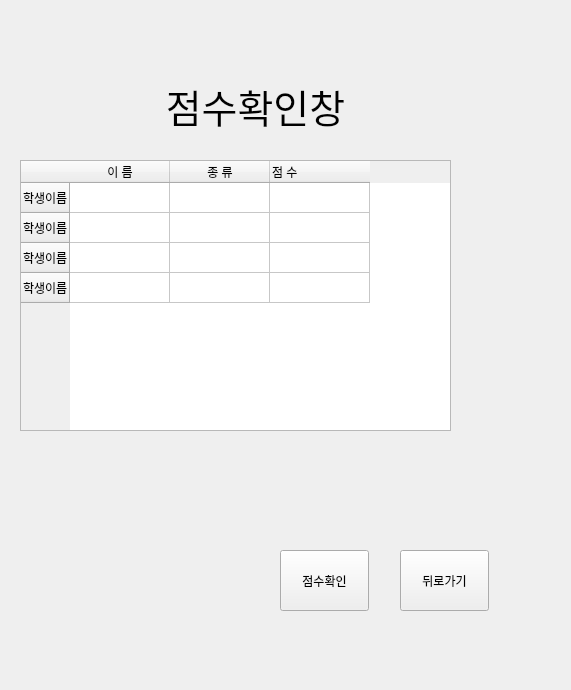
First picture: the form in teacher_client.ui, repository Eduappproject/education_application, before the edit.
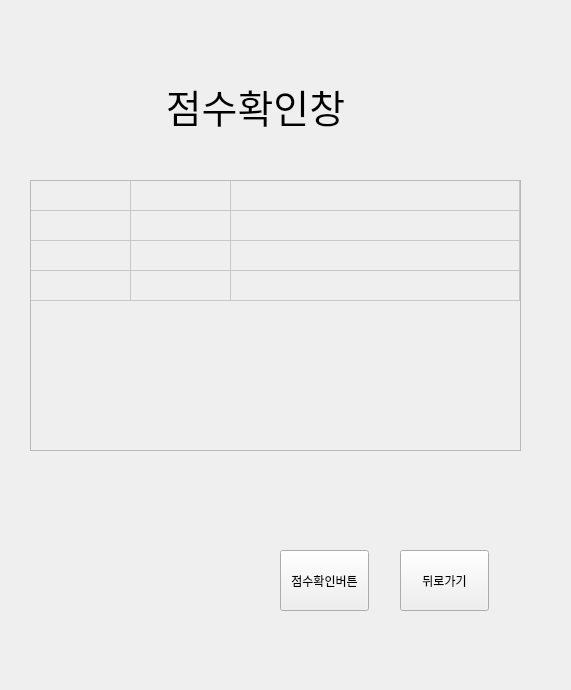
Second picture: the form after the edit. The open tabs and pages were chosen to show the change.

```diff
--- a/teacher_client.ui
+++ b/teacher_client.ui
@@ -475,115 +475,6 @@
      </property>
     </widget>
    </widget>
-   <widget class="QWidget" name="page_8">
-    <widget class="QLabel" name="label_8">
-     <property name="geometry">
-      <rect>
-       <x>130</x>
-       <y>60</y>
-       <width>251</width>
-       <height>51</height>
-      </rect>
-     </property>
-     <property name="font">
-      <font>
-       <pointsize>29</pointsize>
-      </font>
-     </property>
-     <property name="text">
-      <string>점수확인창</string>
-     </property>
-     <property name="alignment">
-      <set>Qt::AlignCenter</set>
-     </property>
-    </widget>
-    <widget class="QPushButton" name="score_back_pushButton_2">
-     <property name="geometry">
-      <rect>
-       <x>400</x>
-       <y>530</y>
-       <width>89</width>
-       <height>61</height>
-      </rect>
-     </property>
-     <property name="text">
-      <string>뒤로가기</string>
-     </property>
-    </widget>
-    <widget class="QPushButton" name="scorepushButton2">
-     <property name="geometry">
-      <rect>
-       <x>280</x>
-       <y>530</y>
-       <width>89</width>
-       <height>61</height>
-      </rect>
-     </property>
-     <property name="text">
-      <string>점수확인</string>
-     </property>
-    </widget>
-    <widget class="QTableWidget" name="StudentScore_Widget_2">
-     <property name="geometry">
-      <rect>
-       <x>20</x>
-       <y>140</y>
-       <width>431</width>
-       <height>271</height>
-      </rect>
-     </property>
-     <property name="mouseTracking">
-      <bool>false</bool>
-     </property>
-     <property name="dragEnabled">
-      <bool>false</bool>
-     </property>
-     <property name="showGrid">
-      <bool>true</bool>
-     </property>
-     <property name="sortingEnabled">
-      <bool>false</bool>
-     </property>
-     <row>
-      <property name="text">
-       <string>학생이름</string>
-      </property>
-     </row>
-     <row>
-      <property name="text">
-       <string>학생이름</string>
-      </property>
-     </row>
-     <row>
-      <property name="text">
-       <string>학생이름</string>
-      </property>
-     </row>
-     <row>
-      <property name="text">
-       <string>학생이름</string>
-      </property>
-     </row>
-     <column>
-      <property name="text">
-       <string>이 름</string>
-      </property>
-     </column>
-     <column>
-      <property name="text">
-       <string>종 류</string>
-      </property>
-     </column>
-     <column>
-      <property name="text">
-       <string>점 수</string>
-      </property>
-      <property name="textAlignment">
-       <set>AlignLeading|AlignVCenter</set>
-      </property>
-     </column>
-    </widget>
-   </widget>
    <widget class="QWidget" name="page_2">
     <widget class="QPushButton" name="StudentScore_Button_1">
      <property name="geometry">
@@ -901,6 +792,145 @@
      </property>
     </widget>
    </widget>
+   <widget class="QWidget" name="page_8">
+    <widget class="QLabel" name="label_8">
+     <property name="geometry">
+      <rect>
+       <x>130</x>
+       <y>60</y>
+       <width>251</width>
+       <height>51</height>
+      </rect>
+     </property>
+     <property name="font">
+      <font>
+       <pointsize>29</pointsize>
+      </font>
+     </property>
+     <property name="text">
+      <string>점수확인창</string>
+     </property>
+     <property name="alignment">
+      <set>Qt::AlignCenter</set>
+     </property>
+    </widget>
+    <widget class="QPushButton" name="score_back_pushButton_2">
+     <property name="geometry">
+      <rect>
+       <x>400</x>
+       <y>530</y>
+       <width>89</width>
+       <height>61</height>
+      </rect>
+     </property>
+     <property name="text">
+      <string>뒤로가기</string>
+     </property>
+    </widget>
+    <widget class="QTableWidget" name="StudentScore_Widget_2">
+     <property name="enabled">
+      <bool>false</bool>
+     </property>
+     <property name="geometry">
+      <rect>
+       <x>30</x>
+       <y>160</y>
+       <width>491</width>
+       <height>271</height>
+      </rect>
+     </property>
+     <property name="mouseTracking">
+      <bool>false</bool>
+     </property>
+     <property name="dragEnabled">
+      <bool>false</bool>
+     </property>
+     <property name="showGrid">
+      <bool>true</bool>
+     </property>
+     <property name="sortingEnabled">
+      <bool>false</bool>
+     </property>
+     <attribute name="horizontalHeaderVisible">
+      <bool>false</bool>
+     </attribute>
+     <attribute name="horizontalHeaderCascadingSectionResizes">
+      <bool>false</bool>
+     </attribute>
+     <attribute name="horizontalHeaderHighlightSections">
+      <bool>true</bool>
+     </attribute>
+     <attribute name="horizontalHeaderShowSortIndicator" stdset="0">
+      <bool>false</bool>
+     </attribute>
+     <attribute name="horizontalHeaderStretchLastSection">
+      <bool>true</bool>
+     </attribute>
+     <attribute name="verticalHeaderVisible">
+      <bool>false</bool>
+     </attribute>
+     <attribute name="verticalHeaderCascadingSectionResizes">
+      <bool>false</bool>
+     </attribute>
+     <attribute name="verticalHeaderShowSortIndicator" stdset="0">
+      <bool>false</bool>
+     </attribute>
+     <attribute name="verticalHeaderStretchLastSection">
+      <bool>false</bool>
+     </attribute>
+     <row>
+      <property name="text">
+       <string>학생이름</string>
+      </property>
+     </row>
+     <row>
+      <property name="text">
+       <string>학생이름</string>
+      </property>
+     </row>
+     <row>
+      <property name="text">
+       <string>학생이름</string>
+      </property>
+     </row>
+     <row>
+      <property name="text">
+       <string>학생이름</string>
+      </property>
+     </row>
+     <column>
+      <property name="text">
+       <string>이 름</string>
+      </property>
+     </column>
+     <column>
+      <property name="text">
+       <string>종 류</string>
+      </property>
+     </column>
+     <column>
+      <property name="text">
+       <string>점 수</string>
+      </property>
+      <property name="textAlignment">
+       <set>AlignLeading|AlignVCenter</set>
+      </property>
+     </column>
+    </widget>
+    <widget class="QPushButton" name="student_score_button">
+     <property name="geometry">
+      <rect>
+       <x>280</x>
+       <y>530</y>
+       <width>89</width>
+       <height>61</height>
+      </rect>
+     </property>
+     <property name="text">
+      <string>점수확인버튼</string>
+     </property>
+    </widget>
+   </widget>
   </widget>
  </widget>
  <resources/>
```
Left out of the diff: 2 changed lines with no effect on the pictures.
